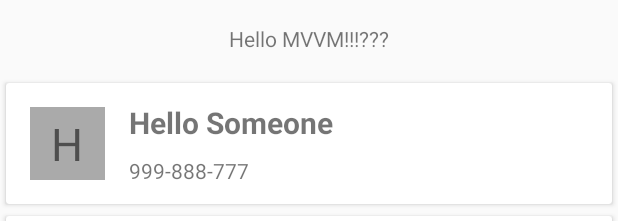
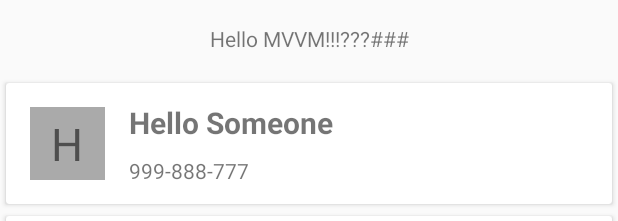
Before and after one commit to uangelsjp/mvvm, an Android app: the layout activity_main.xml on its own in the app's theme, with its tools: preview values and no code run, on a phone screen of 412 x 824 dp. Shown: the top 221 px of the screen. Run offline under Robolectric (Android 15) with nearby library versions, the phone set to English and light mode, and no system bars.

Commit message:
### 추가

```diff
--- a/app/src/main/res/layout/activity_main.xml
+++ b/app/src/main/res/layout/activity_main.xml
@@ -10,7 +10,7 @@
     <TextView
             android:layout_width="wrap_content"
             android:layout_height="wrap_content"
-            android:text="Hello MVVM!!!???"
+            android:text="Hello MVVM!!!???###"
             app:layout_constraintLeft_toLeftOf="parent"
             app:layout_constraintRight_toRightOf="parent"
             app:layout_constraintTop_toTopOf="parent"
```
